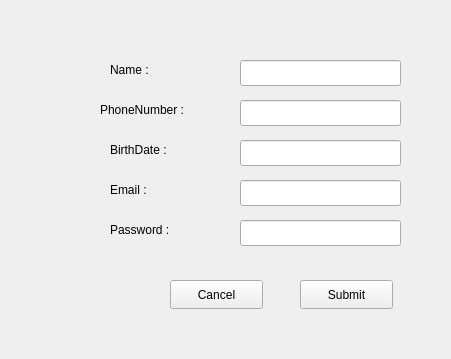
First picture: the form in siginup.ui, repository AP-projects-4001/jan-ghahve, before the edit.
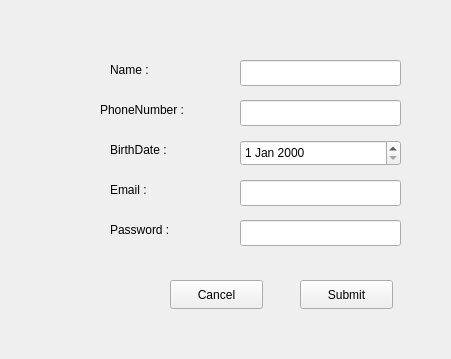
Second picture: the form after the edit.

What changed in the file:
```diff
--- a/siginup.ui
+++ b/siginup.ui
@@ -98,17 +98,7 @@
     </rect>
    </property>
   </widget>
-  <widget class="QLineEdit" name="lineEdit_3">
-   <property name="geometry">
-    <rect>
-     <x>240</x>
-     <y>140</y>
-     <width>161</width>
-     <height>26</height>
-    </rect>
-   </property>
-  </widget>
-  <widget class="QLineEdit" name="lineEdit_4">
+  <widget class="QLineEdit" name="led_email">
    <property name="geometry">
     <rect>
      <x>240</x>
@@ -154,6 +144,16 @@
     <string>Cancel</string>
    </property>
   </widget>
+  <widget class="QDateEdit" name="dateEdit">
+   <property name="geometry">
+    <rect>
+     <x>240</x>
+     <y>140</y>
+     <width>161</width>
+     <height>26</height>
+    </rect>
+   </property>
+  </widget>
  </widget>
  <resources/>
  <connections/>
```
Left out of the diff: 10 changed lines with no effect on the pictures.
